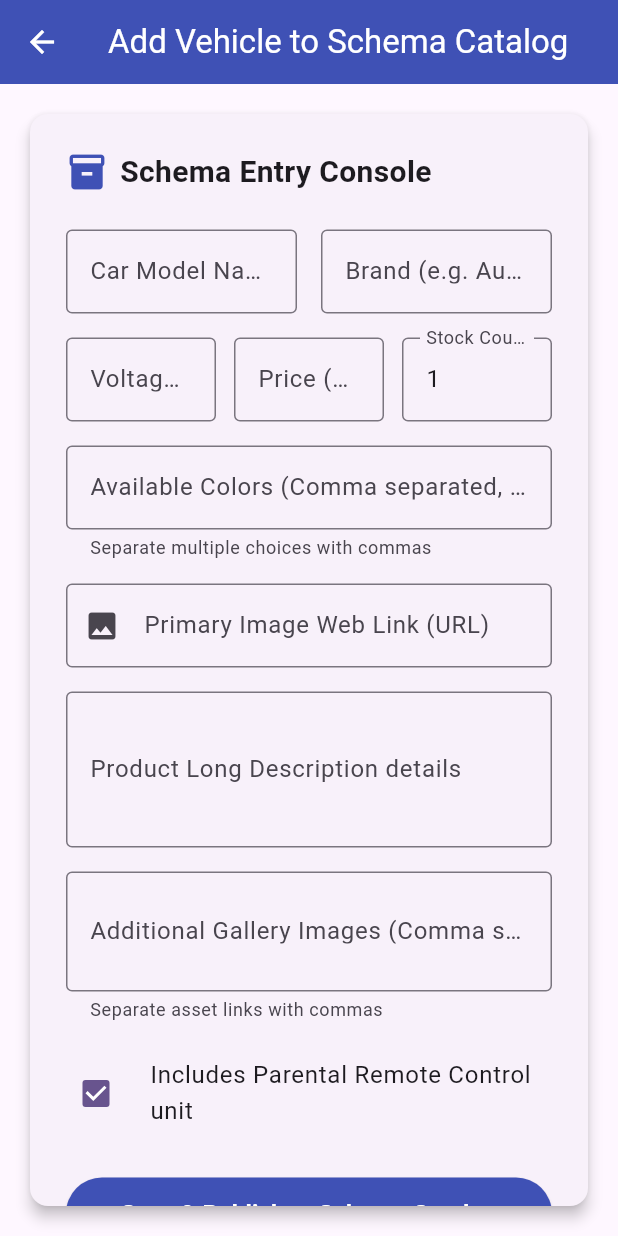
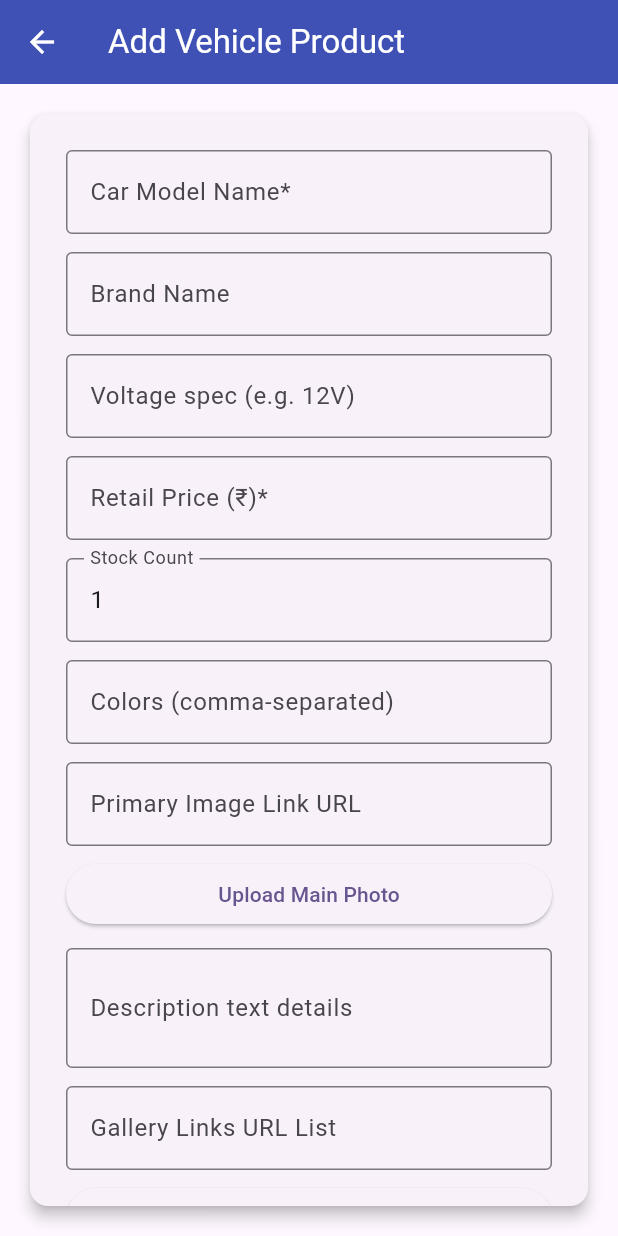
Before and after one commit to asifYTamboli/toynest, a Flutter app: the AddProductScreen screen opened directly, on a phone screen of 412 x 824 dp. Run offline on Flutter 3.47's test engine with Material 3 defaults, Android fonts, the phone set to English and light mode, and no system bars; our stand-ins replace flutter_riverpod, image_picker, supabase_flutter; accounts and stored records are empty.

Commit message:
feat: add product page

```diff
--- a/lib/screens/add_product.dart
+++ b/lib/screens/add_product.dart
@@ -1,5 +1,7 @@
+import 'package:flutter/foundation.dart';
 import 'package:flutter/material.dart';
 import 'package:supabase_flutter/supabase_flutter.dart';
+import 'package:image_picker/image_picker.dart';
 
 class AddProductScreen extends StatefulWidget {
   const AddProductScreen({super.key});
@@ -10,8 +12,8 @@ class AddProductScreen extends StatefulWidget {
 
 class _AddProductScreenState extends State<AddProductScreen> {
   final _formKey = GlobalKey<FormState>();
+  final supabase = Supabase.instance.client;
 
-  // Controllers mapped exactly to your database schema fields
   final _nameController = TextEditingController();
   final _brandController = TextEditingController();
   final _voltageController = TextEditingController();
@@ -19,216 +21,143 @@ class _AddProductScreenState extends State<AddProductScreen> {
   final _stockController = TextEditingController(text: '1');
   final _imageUrlController = TextEditingController();
   final _descriptionController = TextEditingController();
-
-  // Array parameters handled via comma-separated string inputs
   final _colorController = TextEditingController();
   final _galleryUrlsController = TextEditingController();
 
   bool _remoteControl = true;
   bool _isSaving = false;
+  bool _isUploadingPrimary = false;
+  bool _isUploadingGallery = false;
+
+  @override
+  void dispose() {
+    _nameController.dispose(); _brandController.dispose(); _voltageController.dispose();
+    _priceController.dispose(); _stockController.dispose(); _imageUrlController.dispose();
+    _descriptionController.dispose(); _colorController.dispose(); _galleryUrlsController.dispose();
+    super.dispose();
+  }
+  Future<void> _uploadImageFromDevice({required bool isPrimary}) async {
+    final picker = ImagePicker();
+    final img = await picker.pickImage(source: ImageSource.gallery, imageQuality: 85);
+    if (img == null) return;
+
+    final ext = img.name.split('.').last.toLowerCase();
+    final allowed = ['jpg', 'jpeg', 'png', 'webp'];
+    if (!allowed.contains(ext)) return;
+
+    final bytes = await img.readAsBytes();
+    if (bytes.length > 2 * 1024 * 1024) return;
+
+    setState(() {
+      if (isPrimary) {
+        _isUploadingPrimary = true;
+      } else {
+        _isUploadingGallery = true;
+      }
+    });
+
+    try {
+      final name = '${DateTime.now().millisecondsSinceEpoch}.$ext';
+      await supabase.storage.from('car-images').uploadBinary(
+        name, bytes, fileOptions: FileOptions(contentType: 'image/$ext'),
+      );
+      final url = supabase.storage.from('car-images').getPublicUrl(name);
+
+      setState(() {
+        if (isPrimary) {
+          _imageUrlController.text = url;
+        } else {
+          _galleryUrlsController.text = _galleryUrlsController.text.isEmpty ? url : '${_galleryUrlsController.text}, $url';
+        }
+      });
+    } catch (e) {
+      // Handle silently or print
+    } finally {
+      setState(() {
+        if (isPrimary) {
+          _isUploadingPrimary = false;
+        } else {
+          _isUploadingGallery = false;
+        }
+      });
+    }
+  }
 
   Future<void> _saveProductToInventory() async {
     if (!_formKey.currentState!.validate()) return;
+    setState(() => _isSaving = true);
 
-    setState(() => _isSaving = true);
-    final supabase = Supabase.instance.client;
-
-    // Convert comma-separated strings cleanly into lists/arrays for Postgres text[]
-    List<String> parseCommaSeparated(String text) {
+    List<String> parseTags(String text) {
       if (text.trim().isEmpty) return [];
       return text.split(',').map((e) => e.trim()).where((e) => e.isNotEmpty).toList();
     }
 
     try {
-      // 2. Submit payload explicitly mapped to your columns
       await supabase.from('cars_inventory').insert({
         'name': _nameController.text.trim(),
         'brand': _brandController.text.trim().isEmpty ? null : _brandController.text.trim(),
         'voltage': _voltageController.text.trim().isEmpty ? null : _voltageController.text.trim(),
         'price': double.parse(_priceController.text.trim()),
-        'color': parseCommaSeparated(_colorController.text),
+        'color': parseTags(_colorController.text),
         'remote_control': _remoteControl,
         'stock_count': int.parse(_stockController.text.trim()),
         'image_url': _imageUrlController.text.trim().isEmpty ? null : _imageUrlController.text.trim(),
         'description': _descriptionController.text.trim().isEmpty ? null : _descriptionController.text.trim(),
-        'gallery_urls': parseCommaSeparated(_galleryUrlsController.text),
+        'gallery_urls': parseTags(_galleryUrlsController.text),
       });
-
-      if (mounted) {
-        ScaffoldMessenger.of(context).showSnackBar(
-          const SnackBar(content: Text('🎉 Vehicle catalog successfully created!'), backgroundColor: Colors.green),
-        );
-        Navigator.pop(context, true);
-      }
+      if (mounted) Navigator.pop(context, true);
     } catch (e) {
-      if (mounted) {
-        ScaffoldMessenger.of(context).showSnackBar(
-          SnackBar(content: Text('Failed to save vehicle: $e'), backgroundColor: Colors.red),
-        );
-      }
+      // Error callback
     } finally {
       if (mounted) setState(() => _isSaving = false);
     }
   }
-
-  @override
-  void dispose() {
-    _nameController.dispose();
-    _brandController.dispose();
-    _voltageController.dispose();
-    _priceController.dispose();
-    _stockController.dispose();
-    _imageUrlController.dispose();
-    _descriptionController.dispose();
-    _colorController.dispose();
-    _galleryUrlsController.dispose();
-    super.dispose();
-  }
-
   @override
   Widget build(BuildContext context) {
     return Scaffold(
-      appBar: AppBar(
-        title: const Text('Add Vehicle to Schema Catalog'),
-        backgroundColor: Colors.indigo,
-        foregroundColor: Colors.white,
-      ),
+      appBar: AppBar(title: const Text('Add Vehicle Product'), backgroundColor: Colors.indigo, foregroundColor: Colors.white),
       body: Center(
         child: Container(
-          constraints: const BoxConstraints(maxWidth: 650),
+          constraints: const BoxConstraints(maxWidth: 600),
           padding: const EdgeInsets.all(16),
           child: Card(
             elevation: 4,
-            child: Form(
-              key: _formKey,
-              child: ListView(
-                padding: const EdgeInsets.all(24),
-                children: [
-                  const Row(
-                    children: [
-                      Icon(Icons.inventory_2, size: 28, color: Colors.indigo),
-                      SizedBox(width: 8),
-                      Text('Schema Entry Console', style: TextStyle(fontSize: 20, fontWeight: FontWeight.bold)),
-                    ],
-                  ),
-                  const SizedBox(height: 24),
-
-                  // Name and Brand row
-                  Row(
-                    children: [
-                      Expanded(
-                        child: TextFormField(
-                          controller: _nameController,
-                          decoration: const InputDecoration(labelText: 'Car Model Name*', border: OutlineInputBorder()),
-                          validator: (v) => v == null || v.trim().isEmpty ? 'Required' : null,
-                        ),
-                      ),
-                      const SizedBox(width: 16),
-                      Expanded(
-                        child: TextFormField(
-                          controller: _brandController,
-                          decoration: const InputDecoration(labelText: 'Brand (e.g. Audi, BMW)', border: OutlineInputBorder()),
-                        ),
-                      ),
-                    ],
-                  ),
-                  const SizedBox(height: 16),
-
-                  // Voltage and Price and Stock row
-                  Row(
-                    children: [
-                      Expanded(
-                        child: TextFormField(
-                          controller: _voltageController,
-                          decoration: const InputDecoration(labelText: 'Voltage (e.g. 12V, 24V)', border: OutlineInputBorder()),
-                        ),
-                      ),
-                      const SizedBox(width: 12),
-                      Expanded(
-                        child: TextFormField(
-                          controller: _priceController,
-                          decoration: const InputDecoration(labelText: 'Price (₹)*', border: OutlineInputBorder(), prefixText: '₹'),
-                          keyboardType: TextInputType.number,
-                          validator: (v) => v == null || double.tryParse(v) == null ? 'Invalid price' : null,
-                        ),
-                      ),
-                      const SizedBox(width: 12),
-                      Expanded(
-                        child: TextFormField(
-                          controller: _stockController,
-                          decoration: const InputDecoration(labelText: 'Stock Count', border: OutlineInputBorder()),
-                          keyboardType: TextInputType.number,
-                          validator: (v) => v == null || int.tryParse(v) == null ? 'Invalid stock' : null,
-                        ),
-                      ),
-                    ],
-                  ),
-                  const SizedBox(height: 16),
-
-                  // Colors Array Field
-                  TextFormField(
-                    controller: _colorController,
-                    decoration: const InputDecoration(
-                      labelText: 'Available Colors (Comma separated, e.g. Red, White, Metallic Black)',
-                      border: OutlineInputBorder(),
-                      helperText: 'Separate multiple choices with commas',
-                    ),
-                  ),
-                  const SizedBox(height: 16),
-
-                  // Main image and Description
-                  TextFormField(
-                    controller: _imageUrlController,
-                    decoration: const InputDecoration(labelText: 'Primary Image Web Link (URL)', border: OutlineInputBorder(), prefixIcon: Icon(Icons.image)),
-                  ),
-                  const SizedBox(height: 16),
-
-                  TextFormField(
-                    controller: _descriptionController,
-                    decoration: const InputDecoration(labelText: 'Product Long Description details', border: OutlineInputBorder()),
-                    maxLines: 3,
-                  ),
-                  const SizedBox(height: 16),
-
-                  // Gallery Array URLs
-                  TextFormField(
-                    controller: _galleryUrlsController,
-                    decoration: const InputDecoration(
-                      labelText: 'Additional Gallery Images (Comma separated URLs)',
-                      border: OutlineInputBorder(),
-                      helperText: 'Separate asset links with commas',
-                    ),
-                    maxLines: 2,
-                  ),
-                  const SizedBox(height: 16),
-
-                  // Remote control checkbox switch wrapper row
-                  CheckboxListTile(
-                    title: const Text('Includes Parental Remote Control unit'),
-                    value: _remoteControl,
-                    onChanged: (val) => setState(() => _remoteControl = val ?? true),
-                    controlAffinity: ListTileControlAffinity.leading,
-                    contentPadding: EdgeInsets.zero,
-                  ),
-                  const SizedBox(height: 24),
-
-                  SizedBox(
-                    width: double.infinity,
-                    height: 48,
-                    child: ElevatedButton(
-                      onPressed: _isSaving ? null : _saveProductToInventory,
-                      style: ElevatedButton.styleFrom(backgroundColor: Colors.indigo, foregroundColor: Colors.white),
-                      child: _isSaving
-                          ? const CircularProgressIndicator(color: Colors.white)
-                          : const Text('Sync & Publish to Schema Catalog', style: TextStyle(fontSize: 16, fontWeight: FontWeight.bold)),
-                    ),
-                  ),
-                ],
-              ),
-            ),
+            child: Form(key: _formKey, child: _buildFormFields()),
           ),
         ),
       ),
     );
   }
-}
+
+  Widget _buildFormFields() {
+    final fields = <Widget>[
+      TextFormField(controller: _nameController, decoration: const InputDecoration(labelText: 'Car Model Name*', border: OutlineInputBorder())),
+      const SizedBox(height: 12),
+      TextFormField(controller: _brandController, decoration: const InputDecoration(labelText: 'Brand Name', border: OutlineInputBorder())),
+      const SizedBox(height: 12),
+      TextFormField(controller: _voltageController, decoration: const InputDecoration(labelText: 'Voltage spec (e.g. 12V)', border: OutlineInputBorder())),
+      const SizedBox(height: 12),
+      TextFormField(controller: _priceController, decoration: const InputDecoration(labelText: 'Retail Price (₹)*', border: OutlineInputBorder())),
+      const SizedBox(height: 12),
+      TextFormField(controller: _stockController, decoration: const InputDecoration(labelText: 'Stock Count', border: OutlineInputBorder())),
+      const SizedBox(height: 12),
+      TextFormField(controller: _colorController, decoration: const InputDecoration(labelText: 'Colors (comma-separated)', border: OutlineInputBorder())),
+      const SizedBox(height: 12),
+      TextFormField(controller: _imageUrlController, decoration: const InputDecoration(labelText: 'Primary Image Link URL', border: OutlineInputBorder())),
+      const SizedBox(height: 8),
+      ElevatedButton(onPressed: () => _uploadImageFromDevice(isPrimary: true), child: const Text('Upload Main Photo')),
+      const SizedBox(height: 12),
+      TextFormField(controller: _descriptionController, decoration: const InputDecoration(labelText: 'Description text details', border: OutlineInputBorder()), maxLines: 2),
+      const SizedBox(height: 12),
+      TextFormField(controller: _galleryUrlsController, decoration: const InputDecoration(labelText: 'Gallery Links URL List', border: OutlineInputBorder())),
+      const SizedBox(height: 8),
+      ElevatedButton(onPressed: () => _uploadImageFromDevice(isPrimary: false), child: const Text('Upload Gallery Photo')),
+      const SizedBox(height: 16),
+      CheckboxListTile(title: const Text('Remote Control Included'), value: _remoteControl, onChanged: (v) => setState(() => _remoteControl = v ?? true)),
+      const SizedBox(height: 20),
+      ElevatedButton(onPressed: _saveProductToInventory, style: ElevatedButton.styleFrom(backgroundColor: Colors.indigo, foregroundColor: Colors.white), child: const Text('Publish to Catalog')),
+    ];
+
+    return ListView(padding: const EdgeInsets.all(24), children: fields);
+  }
+} // End of Class state structure
--- a/lib/screens/cart.dart
+++ b/lib/screens/cart.dart
@@ -2,7 +2,6 @@ import 'package:flutter/material.dart';
 import 'package:flutter_riverpod/flutter_riverpod.dart';
 import 'package:supabase_flutter/supabase_flutter.dart';
 // 1. IMPORT DART HTML TO UNBLOCK BROWSERS
-import 'dart:html' as html;
 import '../providers/cart_provider.dart';
 
 class Cart extends ConsumerWidget {
--- a/pubspec.yaml
+++ b/pubspec.yaml
@@ -37,6 +37,7 @@ dependencies:
   supabase_flutter: ^2.16.0
   flutter_riverpod: ^3.4.2
   url_launcher: ^6.3.2
+  image_picker: ^1.1.2
 
 dev_dependencies:
   flutter_test:
```
Also changed, not shown: pubspec.lock, 5 other files.
